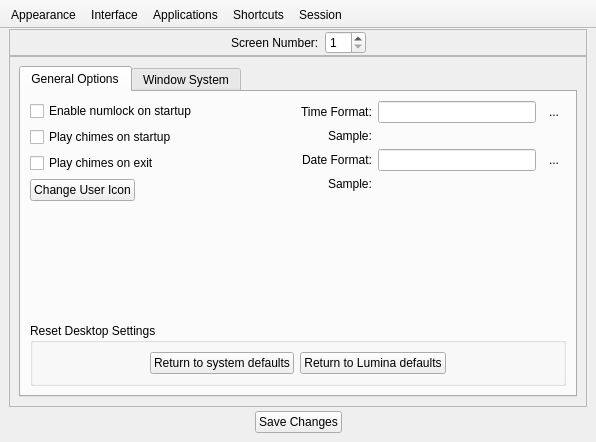
Before: the Qt Designer form lumina-config/mainUI.ui in lumina-desktop/lumina, drawn with Qt 5.
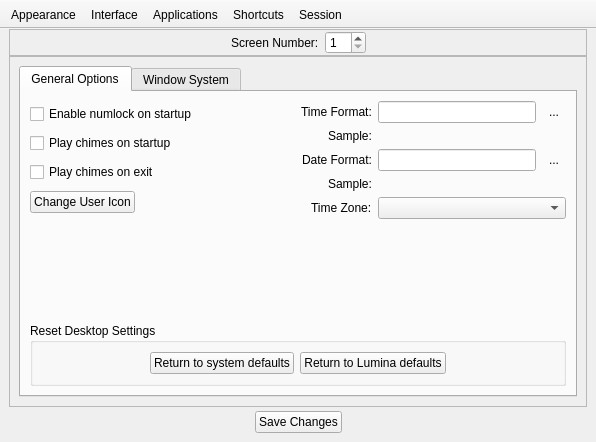
After: the same form once the commit is applied. The open tabs and pages were chosen to show the change.

Commit message: Add the ability to set/use custom timezones on the system - defaulting to the system time (whatever that might be).

Patch:
```diff
--- a/lumina-config/mainUI.ui
+++ b/lumina-config/mainUI.ui
@@ -1634,6 +1634,23 @@
                 </property>
                </widget>
               </item>
+              <item row="4" column="0">
+               <widget class="QLabel" name="label_26">
+                <property name="text">
+                 <string>Time Zone:</string>
+                </property>
+               </widget>
+              </item>
+              <item row="4" column="1">
+               <widget class="QComboBox" name="combo_session_timezone">
+                <property name="sizePolicy">
+                 <sizepolicy hsizetype="Minimum" vsizetype="Fixed">
+                  <horstretch>0</horstretch>
+                  <verstretch>0</verstretch>
+                 </sizepolicy>
+                </property>
+               </widget>
+              </item>
              </layout>
             </item>
             <item row="6" column="0" colspan="2">
```
Left out of the diff: 10 changed lines with no effect on the pictures. The commit also changes 4 other files.
